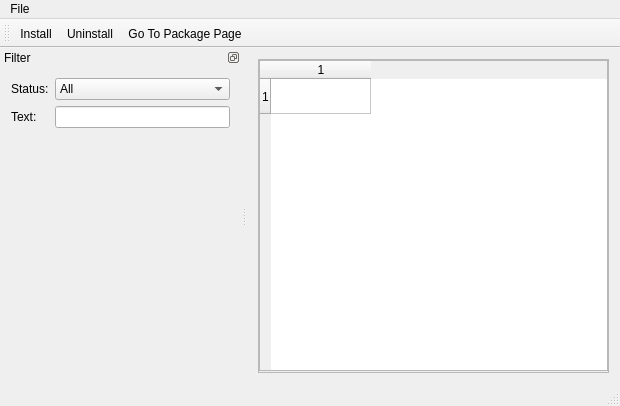
The window that wpmcpp/mainwindow.ui (npackd/npackd) describes before a commit, drawn with Qt 5.
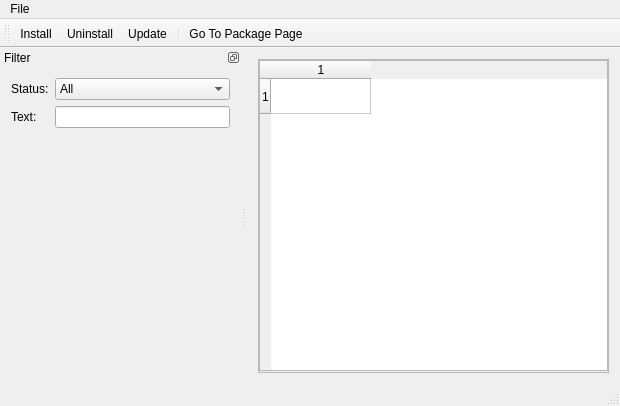
The same window after the commit.

Patch:
```diff
--- a/wpmcpp/mainwindow.ui
+++ b/wpmcpp/mainwindow.ui
@@ -107,6 +107,8 @@
    </attribute>
    <addaction name="actionInstall"/>
    <addaction name="actionUninstall"/>
+   <addaction name="actionUpdate"/>
+   <addaction name="separator"/>
    <addaction name="actionGotoPackageURL"/>
   </widget>
   <widget class="QStatusBar" name="statusBar"/>
@@ -206,6 +208,11 @@
     <string>Settings</string>
    </property>
   </action>
+  <action name="actionUpdate">
+   <property name="text">
+    <string>Update</string>
+   </property>
+  </action>
  </widget>
  <layoutdefault spacing="6" margin="11"/>
  <resources/>
```
Left out of the diff: 2 changed lines with no effect on the pictures.
